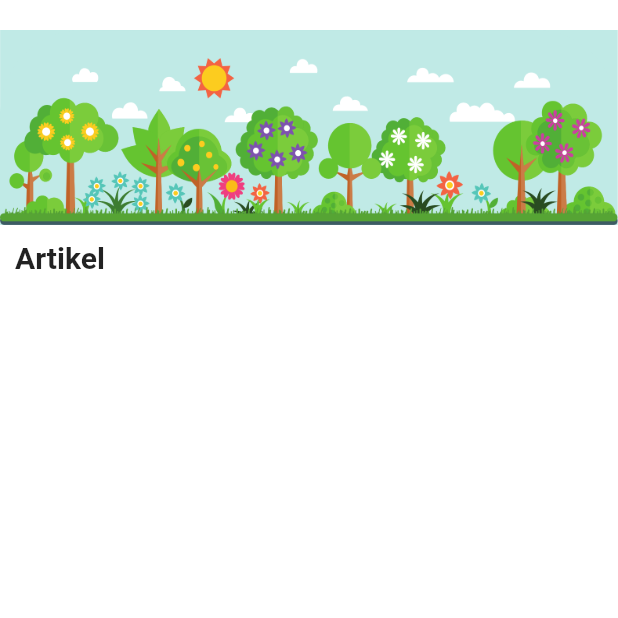
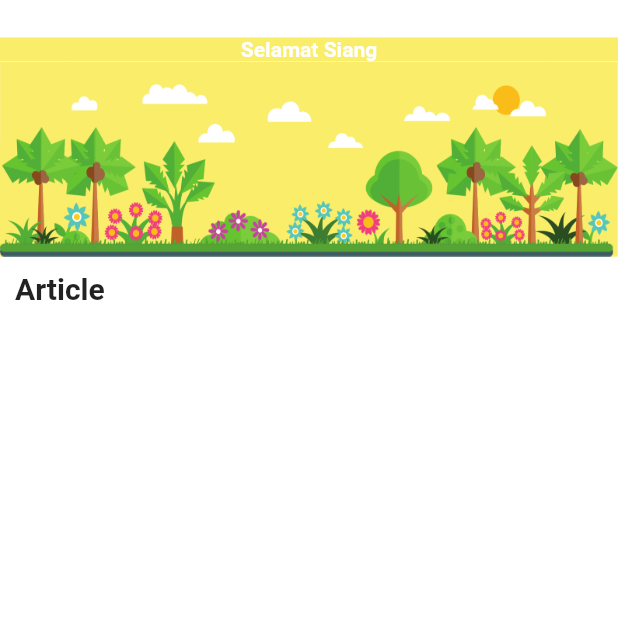
Before and after one commit to brianrizqi/flutter, a Flutter app: the Home screen opened directly, on a phone screen of 412 x 824 dp, the top half of it. Run offline on Flutter 3.47's test engine with Material 2 defaults, Android fonts, the phone set to English and light mode, and no system bars; Roboto replaces fonts that are missing (Source-sans Pro).

Commit message:
WIP : Dashboard

```diff
--- a/lib/fragments/home.dart
+++ b/lib/fragments/home.dart
@@ -1,8 +1,19 @@
 import 'package:flutter/material.dart';
+import 'package:flutter/services.dart';
 
 class Home extends StatelessWidget {
   @override
   Widget build(BuildContext context) {
+    const morning = Color(0xFFc0eae6);
+    const afternoon = Color(0xFFf9ed6a);
+    const night = Color(0xFF284b69);
+    SystemChrome.setSystemUIOverlayStyle(SystemUiOverlayStyle(
+      systemNavigationBarColor: afternoon, // navigation bar color
+      statusBarColor: afternoon, // status bar color
+      statusBarIconBrightness: Brightness.dark, // status bar icons' color
+      systemNavigationBarIconBrightness:
+          Brightness.dark, //navigation bar icons' color
+    ));
     return new Scaffold(
       backgroundColor: Colors.white,
       resizeToAvoidBottomPadding: false,
@@ -13,12 +24,31 @@ class Home extends StatelessWidget {
             child: Stack(
               children: <Widget>[
                 Container(
+                  color: afternoon,
+                  width: double.maxFinite,
+                  alignment: Alignment.center,
+                  child: Text(
+                    'Selamat Siang',
+                    style: TextStyle(
+                        fontSize: 14.0,
+                        fontWeight: FontWeight.bold,
+                        color: Colors.white,
+                    fontFamily: 'Source-sans Pro'),
+                  ),
+                  margin: const EdgeInsets.only(top: 25.0),
+                ),
+              ],
+            ),
+          ),
+          Container(
+            child: Stack(
+              children: <Widget>[
+                Container(
                   decoration: BoxDecoration(
                       image: DecorationImage(
-                          image: AssetImage('assets/images/morning.png'),
+                          image: AssetImage('assets/images/afternoon.png'),
                           fit: BoxFit.fill)),
                   height: 130,
-                  margin: const EdgeInsets.only(top: 20.0),
                 ),
               ],
             ),
@@ -29,12 +59,14 @@ class Home extends StatelessWidget {
                 Container(
                   padding: EdgeInsets.fromLTRB(10.0, 10.0, 10.0, 10.0),
                   child: Text(
-                  'Artikel',
-                  style: TextStyle(fontSize: 20.0, fontWeight: FontWeight.bold),
+                    'Article',
+                    style:
+                        TextStyle(fontSize: 20.0, fontWeight: FontWeight.bold),
                   ),
                 ),
               ],
-          ))
+            ),
+          )
         ],
       ),
     );
```
Lines whose indentation alone changed are shown as unchanged.
